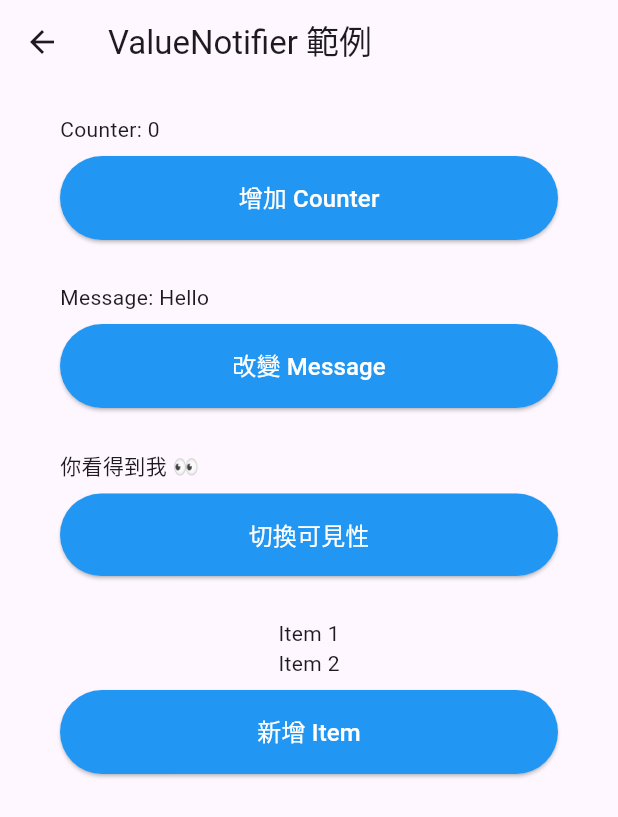
After one commit to cccsdxtw/test_flutter_tips, a Flutter app: the ValueNotifierExample screen opened directly, on a phone screen of 412 x 824 dp. The commit adds this screen. Shown: the top 817 px of the screen. Run offline on Flutter 3.47's test engine with Material 3 defaults, Android fonts, the phone set to English and light mode, and no system bars; our stand-ins replace get, logger.

Commit message:
ValueNotifierExample ValueNotifier元件 使用加入 減少重構 類似const的反向 （const確認不重構 ValueNotifier元件只重構ValueNotifier）

```diff
--- a/lib/main.dart
+++ b/lib/main.dart
@@ -3,6 +3,7 @@ import 'package:get/get.dart';
 import 'package:test_flutter_tips/tips/const.dart';
 import 'package:test_flutter_tips/tips/lnit_example.dart';
 import 'package:test_flutter_tips/tips/preparation.dart';
+import 'package:test_flutter_tips/tips/value_notifier_example.dart';
 
 import 'element/tip_button.dart';
 
@@ -27,6 +28,7 @@ class HomePage extends StatelessWidget {
   final Map<String, Widget> pageMap = {
     '關於Const的復用': const Const(),
     '初始化時避免非同步': const InitExample(),
+    'ValueNotifier元件': ValueNotifierExample(),
     '這頁是預留的': const PreparationPage(),
   };
 
--- /dev/null
+++ b/lib/tips/value_notifier_example.dart
@@ -0,0 +1,85 @@
+import 'package:flutter/material.dart';
+import 'package:logger/logger.dart';
+import 'package:test_flutter_tips/element/tip_button.dart';
+
+final logger = Logger();
+
+class ValueNotifierExample extends StatelessWidget {
+  ValueNotifierExample({super.key});
+
+  final ValueNotifier<int> counter = ValueNotifier<int>(0);
+  final ValueNotifier<String> message = ValueNotifier<String>("Hello");
+  final ValueNotifier<bool> isVisible = ValueNotifier<bool>(true);
+  final ValueNotifier<List<String>> items =
+      ValueNotifier<List<String>>(["Item 1", "Item 2"]);
+
+  @override
+  Widget build(BuildContext context) {
+    logger.e("🔁 ValueNotifierExample build");
+
+    return Scaffold(
+      appBar: AppBar(title: const Text("ValueNotifier 範例")),
+      body: ListView(
+        padding: const EdgeInsets.symmetric(horizontal: 40, vertical: 20),
+        children: [
+          ValueListenableBuilder<int>(
+            valueListenable: counter,
+            builder: (_, value, __) {
+              logger.e("🔁 counter build: $value");
+              return Text("Counter: $value");
+            },
+          ),
+          TipButton(
+            onPressed: () => counter.value++,
+            text: "增加 Counter",
+          ),
+          const SizedBox(height: 20),
+          ValueListenableBuilder<String>(
+            valueListenable: message,
+            builder: (_, value, __) {
+              logger.e("🔁 message build: $value");
+              return Text("Message: $value");
+            },
+          ),
+          TipButton(
+            onPressed: () => message.value = "Hi at ${DateTime.now()}",
+            text: "改變 Message",
+          ),
+          const SizedBox(height: 20),
+          ValueListenableBuilder<bool>(
+            valueListenable: isVisible,
+            builder: (_, value, __) {
+              logger.e("🔁 isVisible build: $value");
+              return Visibility(
+                visible: value,
+                child: const Text("你看得到我 👀"),
+              );
+            },
+          ),
+          TipButton(
+            onPressed: () => isVisible.value = !isVisible.value,
+            text: "切換可見性",
+          ),
+          const SizedBox(height: 20),
+          ValueListenableBuilder<List<String>>(
+            valueListenable: items,
+            builder: (_, value, __) {
+              logger.e("🔁 items build: $value");
+              return Column(
+                children: value.map((e) => Text(e)).toList(),
+              );
+            },
+          ),
+          TipButton(
+            onPressed: () {
+              final newList = List<String>.from(items.value)
+                ..add("Item ${items.value.length + 1}");
+              items.value = newList;
+            },
+            text: "新增 Item",
+          ),
+        ],
+      ),
+    );
+  }
+}
```
